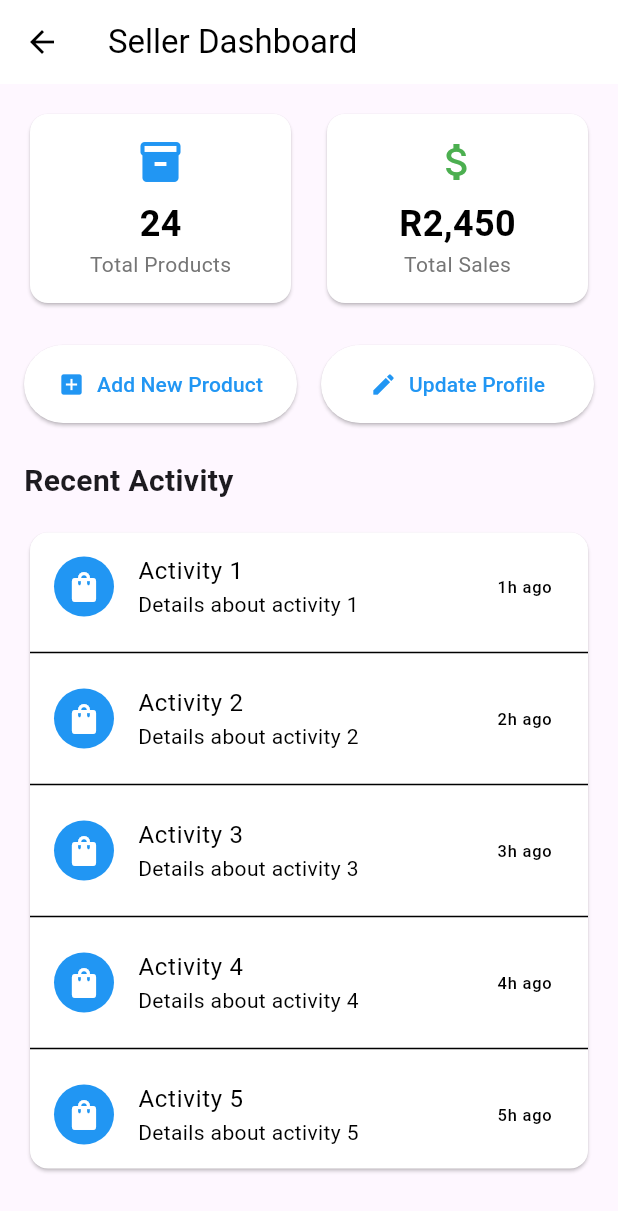
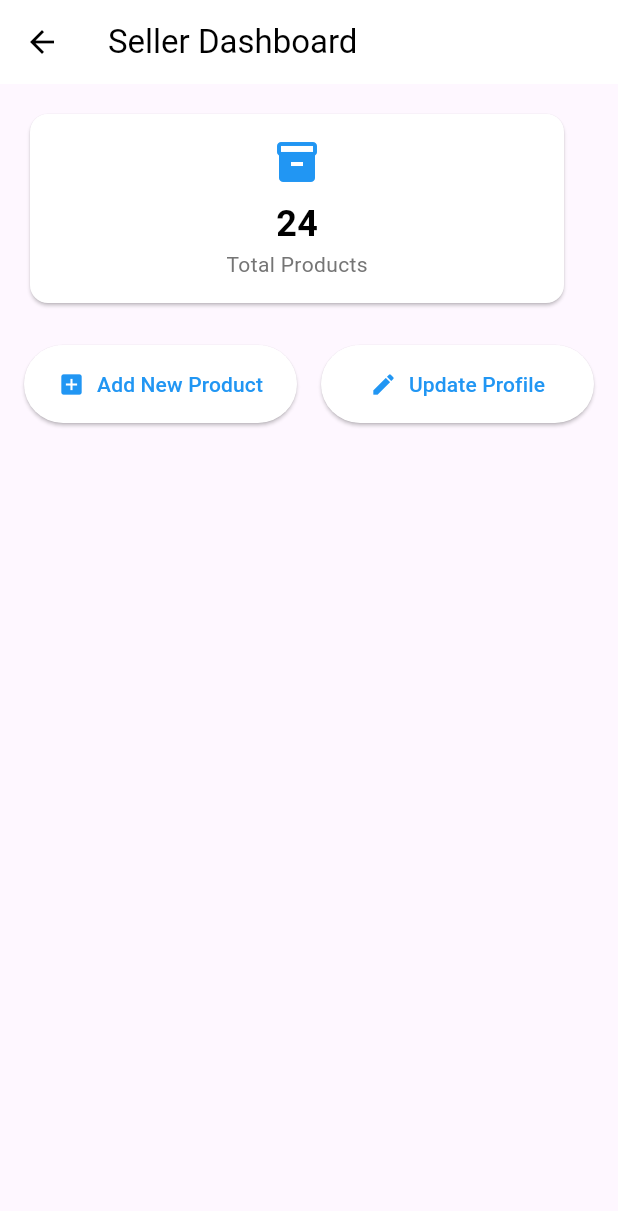
Before and after one commit to ReindorfN/market_navigator, a Flutter app: the SellerDashboard screen opened directly, on a phone screen of 412 x 824 dp. Shown: the top 1211 px of the screen. Run offline on Flutter 3.47's test engine with Material 3 defaults, Android fonts, the phone set to English and light mode, and no system bars; our stand-ins replace awesome_notifications, cloud_firestore, firebase_auth, firebase_core, firebase_messaging, flutter_form_builder and 8 more; accounts and stored records are empty.

Commit message:
Minor changes to seller dashboard

```diff
--- a/lib/Screens/seller_dashboard.dart
+++ b/lib/Screens/seller_dashboard.dart
@@ -124,13 +124,13 @@
                   isDark,
                 ),
                 const SizedBox(width: 16),
-                _buildStatCard(
-                  'Total Sales',
-                  'R2,450',
-                  Icons.attach_money,
-                  Colors.green,
-                  isDark,
-                ),
+                // _buildStatCard(
+                //   'Total Sales',
+                //   'R2,450',
+                //   Icons.attach_money,
+                //   Colors.green,
+                //   isDark,
+                // ),
               ],
             ),
             const SizedBox(height: 24),
@@ -170,15 +170,15 @@
             const SizedBox(height: 24),
 
             // Recent Activity Section
-            const Text(
-              'Recent Activity',
-              style: TextStyle(
-                fontSize: 20,
-                fontWeight: FontWeight.bold,
-              ),
-            ),
-            const SizedBox(height: 16),
-            _buildRecentActivityList(isDark),
+            // const Text(
+            //   'Recent Activity',
+            //   style: TextStyle(
+            //     fontSize: 20,
+            //     fontWeight: FontWeight.bold,
+            //   ),
+            // ),
+            // const SizedBox(height: 16),
+            // _buildRecentActivityList(isDark),
           ],
         ),
       ),
```
